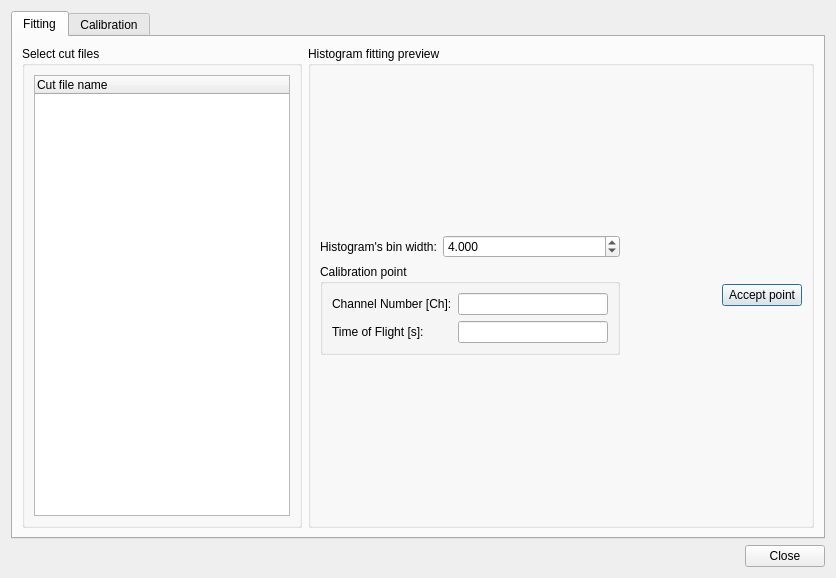
JYU-IBA/potku, file ui_files/ui_calibration_dialog.ui: the form before one commit.
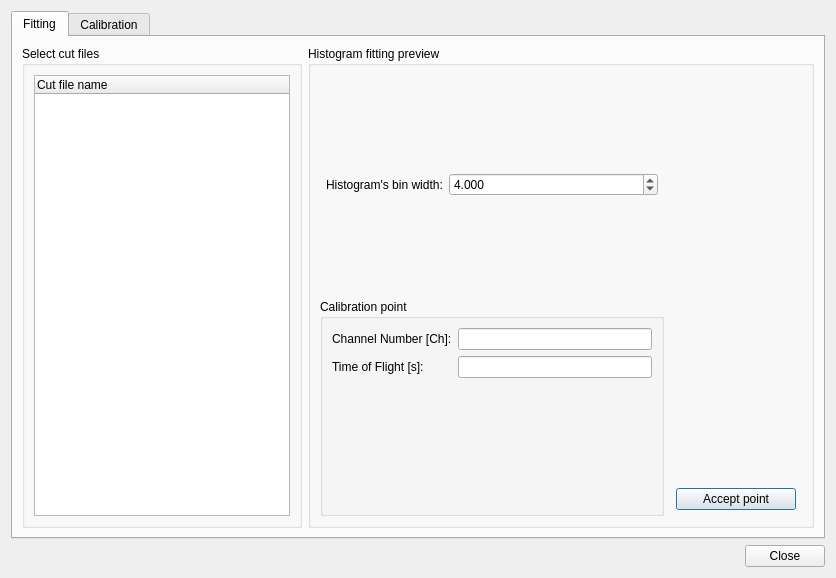
The form after the commit. The open tabs and pages were chosen to show the change.

Diff of the .ui file:
```diff
--- a/ui_files/ui_calibration_dialog.ui
+++ b/ui_files/ui_calibration_dialog.ui
@@ -35,7 +35,7 @@
    <item>
     <widget class="QTabWidget" name="tabWidget">
      <property name="currentIndex">
-      <number>1</number>
+      <number>0</number>
      </property>
      <widget class="QWidget" name="tab_3">
       <attribute name="title">
@@ -104,6 +104,21 @@
                <layout class="QVBoxLayout" name="verticalLayout_13">
                 <item>
                  <layout class="QFormLayout" name="formLayout_2">
+                  <property name="formAlignment">
+                   <set>Qt::AlignLeading|Qt::AlignLeft|Qt::AlignVCenter</set>
+                  </property>
+                  <property name="leftMargin">
+                   <number>6</number>
+                  </property>
+                  <property name="topMargin">
+                   <number>6</number>
+                  </property>
+                  <property name="rightMargin">
+                   <number>6</number>
+                  </property>
+                  <property name="bottomMargin">
+                   <number>6</number>
+                  </property>
                   <item row="0" column="0">
                    <widget class="QLabel" name="label">
                     <property name="text">
@@ -181,28 +196,40 @@
                 </item>
                </layout>
               </item>
-              <item>
-               <spacer name="horizontalSpacer_2">
-                <property name="orientation">
-                 <enum>Qt::Horizontal</enum>
-                </property>
-                <property name="sizeHint" stdset="0">
-                 <size>
-                  <width>0</width>
-                  <height>0</height>
-                 </size>
-                </property>
-               </spacer>
-              </item>
               <item>
                <layout class="QVBoxLayout" name="verticalLayout_3">
-                <item>
-                 <layout class="QHBoxLayout" name="horizontalLayout_10">
+                <property name="leftMargin">
+                 <number>6</number>
+                </property>
+                <property name="topMargin">
+                 <number>6</number>
+                </property>
+                <property name="rightMargin">
+                 <number>6</number>
+                </property>
+                <property name="bottomMargin">
+                 <number>6</number>
+                </property>
                   <item>
                    <widget class="QLabel" name="acceptPointLabel">
+                  <property name="minimumSize">
+                   <size>
+                    <width>120</width>
+                    <height>0</height>
+                   </size>
+                  </property>
+                  <property name="maximumSize">
+                   <size>
+                    <width>120</width>
+                    <height>16777215</height>
+                   </size>
+                  </property>
                     <property name="text">
                      <string/>
                     </property>
+                  <property name="wordWrap">
+                   <bool>true</bool>
+                  </property>
                    </widget>
                   </item>
                   <item>
@@ -223,8 +250,6 @@
                </layout>
               </item>
              </layout>
-            </item>
-           </layout>
           </widget>
          </item>
         </layout>
@@ -368,23 +393,22 @@
                 </layout>
                </widget>
               </item>
-              <item>
-               <spacer name="horizontalSpacer_4">
-                <property name="orientation">
-                 <enum>Qt::Horizontal</enum>
-                </property>
-                <property name="sizeHint" stdset="0">
-                 <size>
-                  <width>1</width>
-                  <height>1</height>
-                 </size>
-                </property>
-               </spacer>
-              </item>
               <item>
                <layout class="QVBoxLayout" name="verticalLayout_9">
                 <item>
                  <widget class="QLabel" name="acceptCalibrationLabel">
+                  <property name="minimumSize">
+                   <size>
+                    <width>120</width>
+                    <height>0</height>
+                   </size>
+                  </property>
+                  <property name="maximumSize">
+                   <size>
+                    <width>120</width>
+                    <height>16777215</height>
+                   </size>
+                  </property>
                   <property name="text">
                    <string/>
                   </property>
```
Left out of the diff: 1 changed line with no effect on the pictures. Lines whose indentation alone changed are shown as unchanged.
